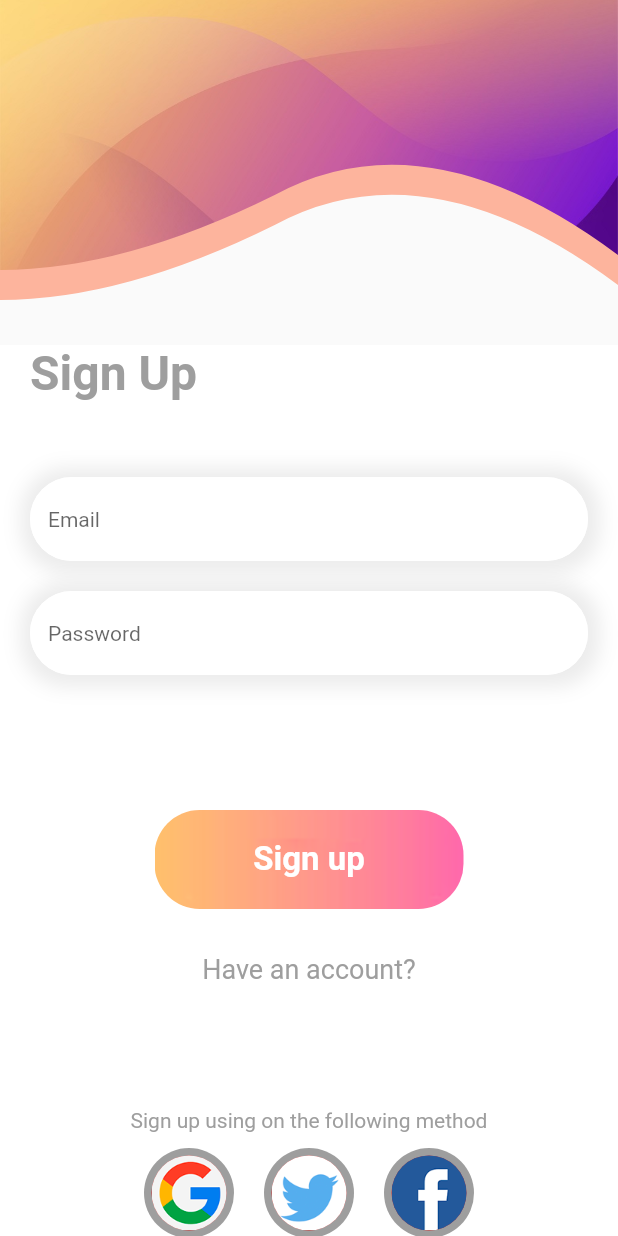
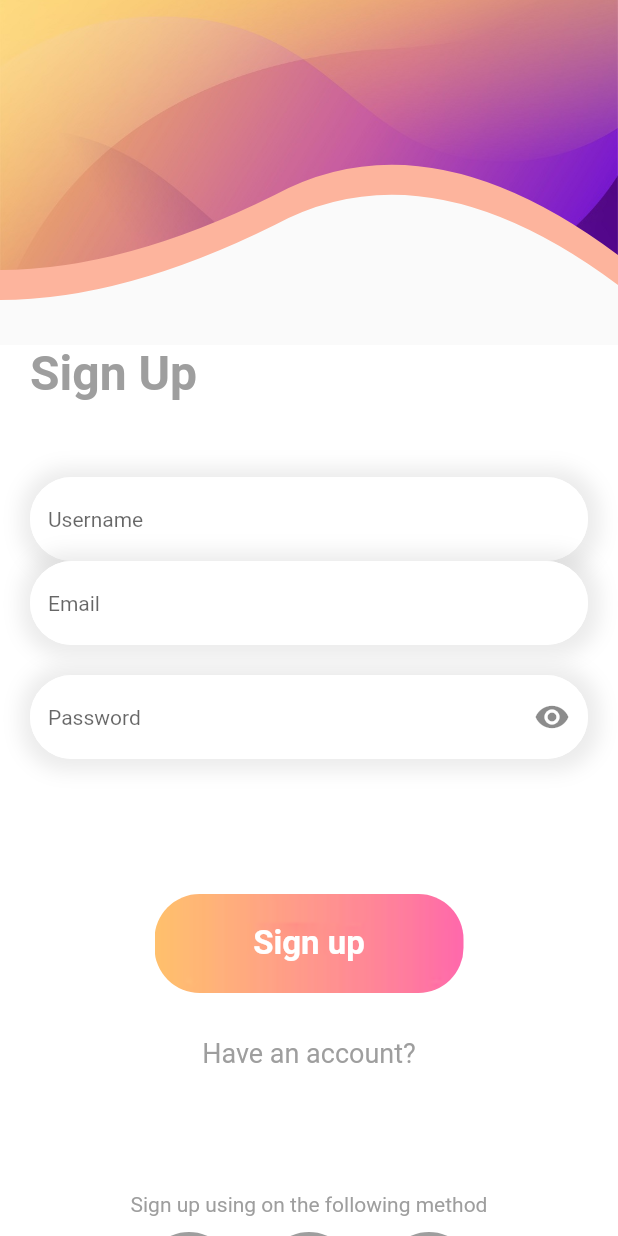
Before and after one commit to Ado2211/chat_app_firebase, a Flutter app: the RegisterView screen opened by its route, on a phone screen of 412 x 824 dp. Run offline on Flutter 3.47's test engine with Material 2 defaults, Android fonts, the phone set to English and light mode, and no system bars; our stand-ins replace cloud_firestore, firebase_auth, firebase_core, get; accounts and stored records are empty; generated files the repository leaves out were written again; network calls fail.

Commit message:
register, ispravke

```diff
--- a/lib/app/modules/auth/register/register_controller.dart
+++ b/lib/app/modules/auth/register/register_controller.dart
@@ -1,7 +1,11 @@
 import 'package:get/get.dart';
 
 class RegisterController extends GetxController {
+var isObscure = true.obs;
 
+  void toggleObscure() {
+    isObscure.toggle();
+  }
   final count = 0.obs;
   @override
   void onInit() {
--- a/lib/app/modules/auth/register/register_view.dart
+++ b/lib/app/modules/auth/register/register_view.dart
@@ -10,8 +10,9 @@ class RegisterView extends GetView<RegisterController> {
 
   @override
   Widget build(BuildContext context) {
+    var nameControlller = TextEditingController();
     var emailControlller = TextEditingController();
-    var passwordControlller = TextEditingController();
+    var passwordController = TextEditingController();
 
 
     List images = ["g.png", "t.png", "f.png"];
@@ -48,6 +49,35 @@ class RegisterView extends GetView<RegisterController> {
                       height: 50,
                     ),
 
+                   Container(
+                      decoration: BoxDecoration(
+                          color: Colors.white,
+                          borderRadius: BorderRadius.circular(30),
+                          boxShadow: [
+                            BoxShadow(
+                                blurRadius: 10,
+                                spreadRadius: 7,
+                                offset: Offset(1, 1),
+                                color: Colors.grey.withOpacity(0.2))
+                          ]),
+                      child: TextField(
+                        controller: nameControlller,
+                        style: TextStyle(fontSize: 14),
+                        decoration: InputDecoration(
+                          hintText: "Username",
+                          focusedBorder: OutlineInputBorder(
+                              borderRadius: BorderRadius.circular(30),
+                              borderSide:
+                                  BorderSide(color: Colors.white, width: 1.0)),
+                          enabledBorder: OutlineInputBorder(
+                              borderRadius: BorderRadius.circular(30),
+                              borderSide:
+                                  BorderSide(color: Colors.white, width: 1.0)),
+                          border: OutlineInputBorder(
+                              borderRadius: BorderRadius.circular(30)),
+                        ),
+                      ),
+                    ),
 
                     Container(
                       decoration: BoxDecoration(
@@ -92,24 +122,39 @@ class RegisterView extends GetView<RegisterController> {
                                 offset: Offset(1, 1),
                                 color: Colors.grey.withOpacity(0.2))
                           ]),
-                      child: TextField(
-                        controller: passwordControlller,
-                        obscureText: true,
+                      child: Obx(() {
+                        return TextField(
+                          controller: passwordController,
+                          obscureText: controller.isObscure.value,
                           style: TextStyle(fontSize: 14),
                           decoration: InputDecoration(
                             hintText: "Password",
+                            suffixIcon: GestureDetector(
+                              onTap: () {
+                                controller.toggleObscure();
+                              },
+                              child: Icon(
+                                controller.isObscure()
+                                    ? Icons.visibility
+                                    : Icons.visibility_off,
+                              ),
+                            ),
                             focusedBorder: OutlineInputBorder(
                               borderRadius: BorderRadius.circular(30),
                               borderSide:
-                                  BorderSide(color: Colors.white, width: 1.0)),
+                                  BorderSide(color: Colors.white, width: 1.0),
+                            ),
                             enabledBorder: OutlineInputBorder(
                               borderRadius: BorderRadius.circular(30),
                               borderSide:
-                                  BorderSide(color: Colors.white, width: 1.0)),
+                                  BorderSide(color: Colors.white, width: 1.0),
+                            ),
                             border: OutlineInputBorder(
-                              borderRadius: BorderRadius.circular(30)),
+                              borderRadius: BorderRadius.circular(30),
                             ),
                           ),
+                        );
+                      }),
                     ),
                     SizedBox(
                       height: 20,
@@ -124,7 +169,8 @@ class RegisterView extends GetView<RegisterController> {
                 onTap: () {
                   AuthController.instance.register(
                     emailControlller.text.trim(),
-                    passwordControlller.text.trim(),
+                    passwordController.text.trim(),
+                    nameControlller.text.trim(),
                   );
                 },
                 child: Container(
```
Lines whose indentation alone changed are shown as unchanged.
